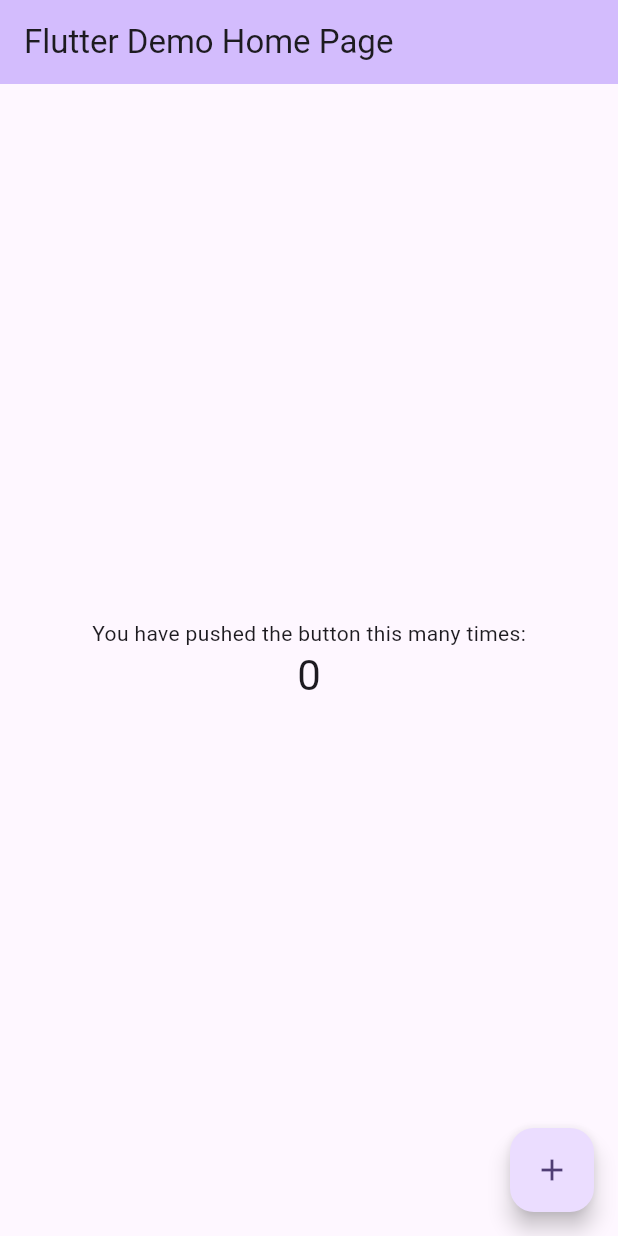
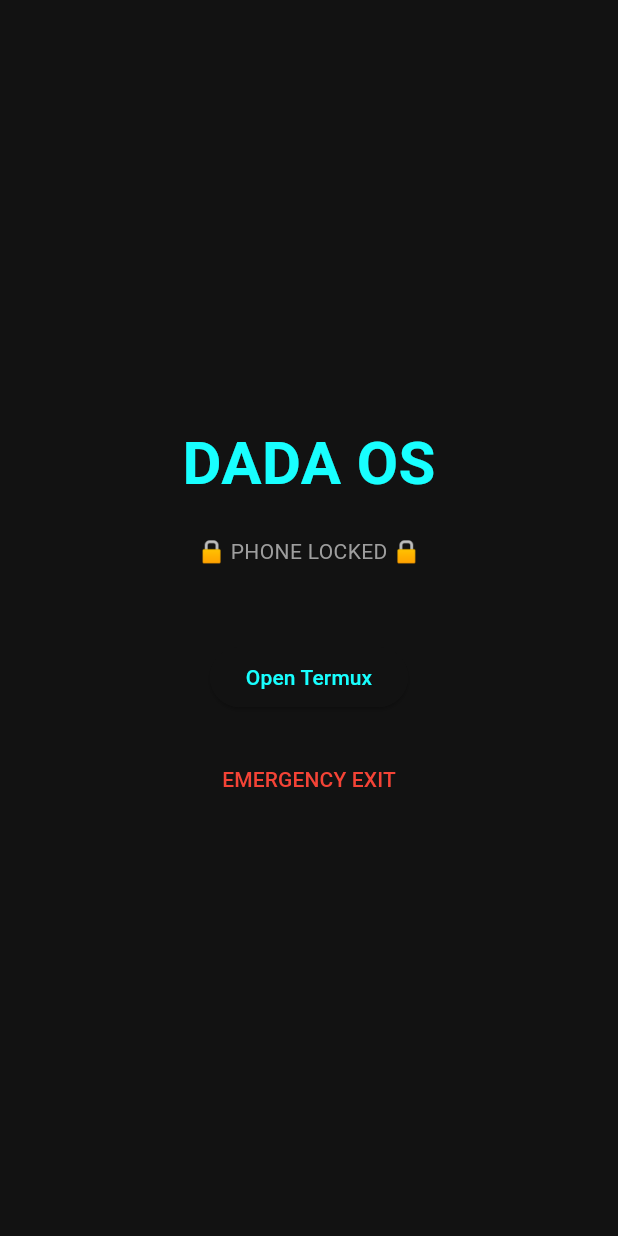
Before and after one commit to Dada1912/dada_app, a Flutter app: the screen it shows after launch, on a phone screen of 412 x 824 dp. Run offline on Flutter 3.47's test engine with Material 3 defaults, Android fonts, the phone set to English and light mode, and no system bars; missing offline and left inert: external_app_launcher.

Commit message:
Full Dada OS Code

```diff
--- a/lib/main.dart
+++ b/lib/main.dart
@@ -1,122 +1,74 @@
 import 'package:flutter/material.dart';
+import 'package:flutter/services.dart';
+import 'package:external_app_launcher/external_app_launcher.dart';
+import 'dart:async';
 
-void main() {
-  runApp(const MyApp());
-}
+void main() => runApp(const DadaApp());
 
-class MyApp extends StatelessWidget {
-  const MyApp({super.key});
-
-  // This widget is the root of your application.
+class DadaApp extends StatelessWidget {
+  const DadaApp({super.key});
   @override
   Widget build(BuildContext context) {
     return MaterialApp(
-      title: 'Flutter Demo',
-      theme: ThemeData(
-        // This is the theme of your application.
-        //
-        // TRY THIS: Try running your application with "flutter run". You'll see
-        // the application has a purple toolbar. Then, without quitting the app,
-        // try changing the seedColor in the colorScheme below to Colors.green
-        // and then invoke "hot reload" (save your changes or press the "hot
-        // reload" button in a Flutter-supported IDE, or press "r" if you used
-        // the command line to start the app).
-        //
-        // Notice that the counter didn't reset back to zero; the application
-        // state is not lost during the reload. To reset the state, use hot
-        // restart instead.
-        //
-        // This works for code too, not just values: Most code changes can be
-        // tested with just a hot reload.
-        colorScheme: ColorScheme.fromSeed(seedColor: Colors.deepPurple),
+      debugShowCheckedModeBanner: false,
+      title: 'Dada',
+      theme: ThemeData.dark().copyWith(
+        scaffoldBackgroundColor: const Color(0xFF121212),
+        colorScheme: const ColorScheme.dark(primary: Colors.cyanAccent),
       ),
-      home: const MyHomePage(title: 'Flutter Demo Home Page'),
+      home: const DadaHome(),
     );
   }
 }
 
-class MyHomePage extends StatefulWidget {
-  const MyHomePage({super.key, required this.title});
+class DadaHome extends StatefulWidget {
+  const DadaHome({super.key});
+  @override
+  State<DadaHome> createState() => _DadaHomeState();
+}
 
-  // This widget is the home page of your application. It is stateful, meaning
-  // that it has a State object (defined below) that contains fields that affect
-  // how it looks.
-
-  // This class is the configuration for the state. It holds the values (in this
-  // case the title) provided by the parent (in this case the App widget) and
-  // used by the build method of the State. Fields in a Widget subclass are
-  // always marked "final".
-
-  final String title;
+class _DadaHomeState extends State<DadaHome> {
+  static const platform = MethodChannel('com.dada.focusos/kiosk');
 
   @override
-  State<MyHomePage> createState() => _MyHomePageState();
-}
+  void initState() {
+    super.initState();
+    // 1 ಸೆಕೆಂಡ್ ಬಿಟ್ಟು ಆಟೋಮ್ಯಾಟಿಕ್ ಲಾಕ್ ಆಗುತ್ತೆ
+    Future.delayed(const Duration(seconds: 1), () => _kiosk(true));
+  }
 
-class _MyHomePageState extends State<MyHomePage> {
-  int _counter = 0;
-
-  void _incrementCounter() {
-    setState(() {
-      // This call to setState tells the Flutter framework that something has
-      // changed in this State, which causes it to rerun the build method below
-      // so that the display can reflect the updated values. If we changed
-      // _counter without calling setState(), then the build method would not be
-      // called again, and so nothing would appear to happen.
-      _counter++;
-    });
+  Future<void> _kiosk(bool enable) async {
+    try {
+      await platform.invokeMethod(enable ? 'startKiosk' : 'stopKiosk');
+      if (!enable) SystemNavigator.pop();
+    } catch (e) {
+      debugPrint("Error: $e");
+    }
   }
 
   @override
   Widget build(BuildContext context) {
-    // This method is rerun every time setState is called, for instance as done
-    // by the _incrementCounter method above.
-    //
-    // The Flutter framework has been optimized to make rerunning build methods
-    // fast, so that you can just rebuild anything that needs updating rather
-    // than having to individually change instances of widgets.
     return Scaffold(
-      appBar: AppBar(
-        // TRY THIS: Try changing the color here to a specific color (to
-        // Colors.amber, perhaps?) and trigger a hot reload to see the AppBar
-        // change color while the other colors stay the same.
-        backgroundColor: Theme.of(context).colorScheme.inversePrimary,
-        // Here we take the value from the MyHomePage object that was created by
-        // the App.build method, and use it to set our appbar title.
-        title: Text(widget.title),
-      ),
       body: Center(
-        // Center is a layout widget. It takes a single child and positions it
-        // in the middle of the parent.
         child: Column(
-          // Column is also a layout widget. It takes a list of children and
-          // arranges them vertically. By default, it sizes itself to fit its
-          // children horizontally, and tries to be as tall as its parent.
-          //
-          // Column has various properties to control how it sizes itself and
-          // how it positions its children. Here we use mainAxisAlignment to
-          // center the children vertically; the main axis here is the vertical
-          // axis because Columns are vertical (the cross axis would be
-          // horizontal).
-          //
-          // TRY THIS: Invoke "debug painting" (choose the "Toggle Debug Paint"
-          // action in the IDE, or press "p" in the console), to see the
-          // wireframe for each widget.
           mainAxisAlignment: MainAxisAlignment.center,
-          children: <Widget>[
-            const Text('You have pushed the button this many times:'),
-            Text(
-              '$_counter',
-              style: Theme.of(context).textTheme.headlineMedium,
+          children: [
+            const Text("DADA OS", style: TextStyle(fontSize: 40, fontWeight: FontWeight.bold, color: Colors.cyanAccent)),
+            const SizedBox(height: 20),
+            const Text("🔒 PHONE LOCKED 🔒", style: TextStyle(color: Colors.grey)),
+            const SizedBox(height: 50),
+            ElevatedButton(
+              onPressed: () => LaunchApp.openApp(androidPackageName: "com.termux"),
+              child: const Text("Open Termux"),
+            ),
+            const SizedBox(height: 20),
+            TextButton(
+              onPressed: () => _kiosk(false),
+              child: const Text("EMERGENCY EXIT", style: TextStyle(color: Colors.red)),
             ),
           ],
         ),
       ),
-      floatingActionButton: FloatingActionButton(
-        onPressed: _incrementCounter,
-        tooltip: 'Increment',
-        child: const Icon(Icons.add),
-      ), // This trailing comma makes auto-formatting nicer for build methods.
     );
   }
 }
```
Also changed, not shown: pubspec.yaml (+8 -78 lines), 4 other files.
